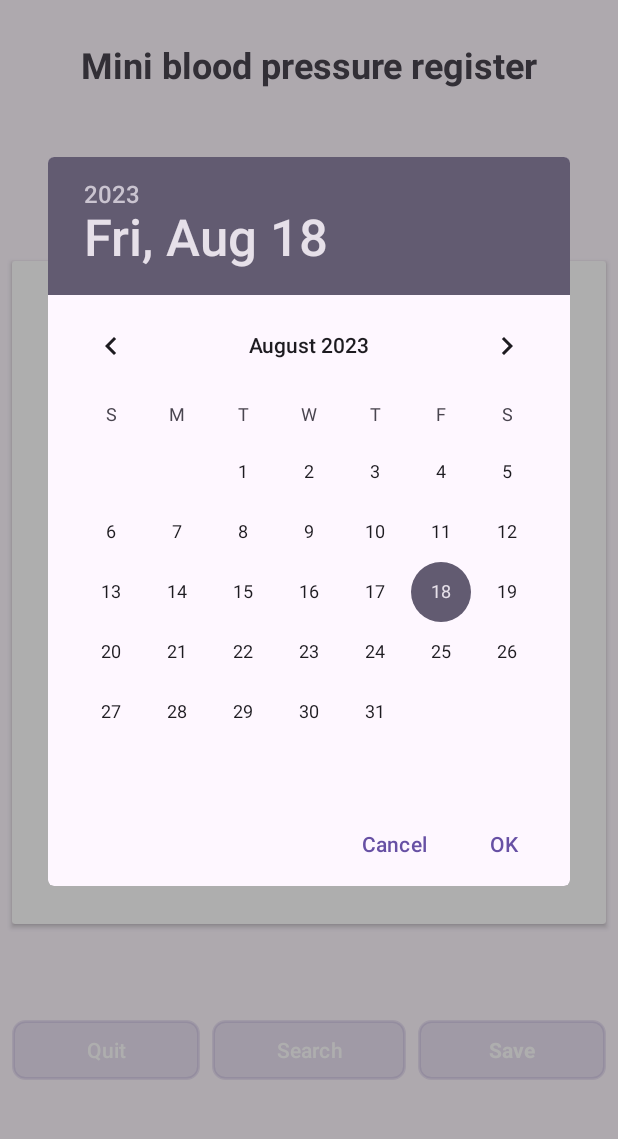
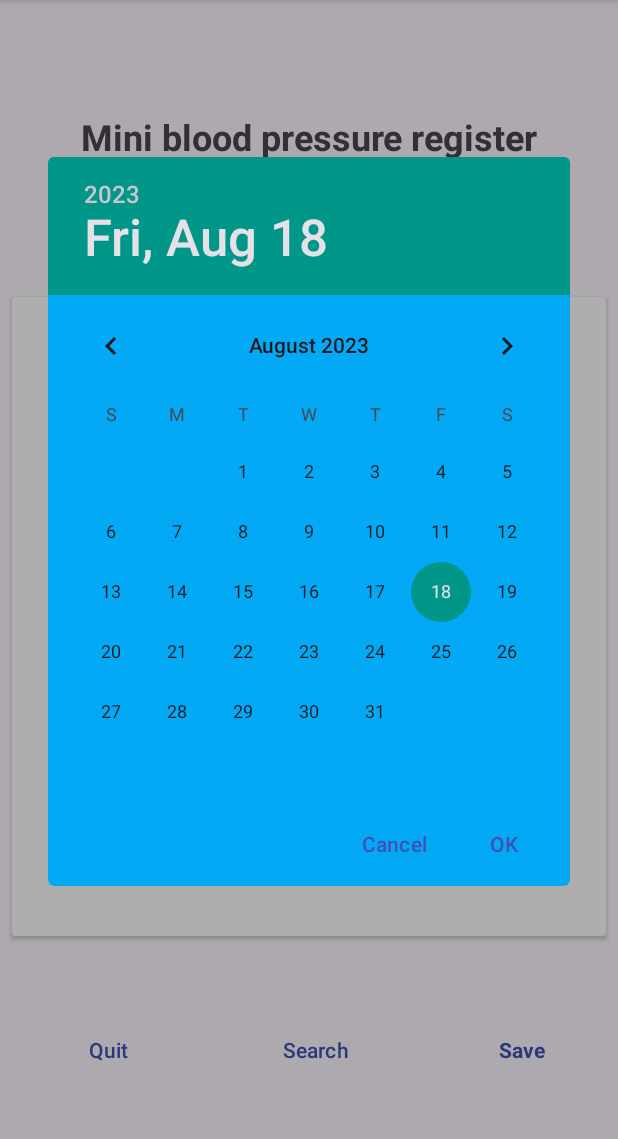
Before and after one commit to huba79/BPRegister, an Android app: the screen it shows after launch (MainActivity), after a tap on an icon or button, on a phone screen of 412 x 824 dp, the part 96-1235 px from its top. Run offline under Robolectric (Android 15) with nearby library versions, the phone set to English and light mode, and no system bars.

Commit message:
Material3 Theme basics

```diff
--- a/app/build.gradle.kts
+++ b/app/build.gradle.kts
@@ -6,7 +6,7 @@ plugins {
 
 android {
     namespace = "com.example.bpregister"
-    compileSdk = 33
+    compileSdk = 34
 
     defaultConfig {
         applicationId = "com.example.bpregister"
@@ -43,13 +43,13 @@ android {
 }
 
 dependencies {
-
+    implementation("com.google.android.material:material:1.9.0")
     implementation("androidx.core:core-ktx:1.10.1")
     implementation("androidx.appcompat:appcompat:1.6.1")
     implementation("com.google.android.material:material:1.9.0")
     implementation("androidx.constraintlayout:constraintlayout:2.1.4")
-    implementation("androidx.navigation:navigation-fragment-ktx:2.6.0")
-    implementation("androidx.navigation:navigation-ui-ktx:2.6.0")
+    implementation("androidx.navigation:navigation-fragment-ktx:2.7.0")
+    implementation("androidx.navigation:navigation-ui-ktx:2.7.0")
     testImplementation("junit:junit:4.13.2")
     androidTestImplementation("androidx.test.ext:junit:1.1.5")
     androidTestImplementation("androidx.test.espresso:espresso-core:3.5.1")
--- a/app/src/main/java/com/example/bpregister/ui/MainActivity.kt
+++ b/app/src/main/java/com/example/bpregister/MainActivity.kt
@@ -3,23 +3,22 @@ package com.example.bpregister
 import android.app.DatePickerDialog
 import android.app.TimePickerDialog
 import android.icu.util.Calendar
-import androidx.appcompat.app.AppCompatActivity
 import android.os.Bundle
-import android.text.Editable
 import android.util.Log
 import android.view.LayoutInflater
 import android.widget.Toast
+import androidx.appcompat.app.AppCompatActivity
 import com.example.bpregister.databinding.ActivityMainBinding
 import com.example.bpregister.ui.BPItem
-import java.time.LocalDate
 import java.time.LocalDateTime
 import java.time.LocalTime
 import java.time.format.DateTimeFormatter
 
+
 class MainActivity : AppCompatActivity() {
-    lateinit var binding : ActivityMainBinding
-    lateinit var blodPressureDataset : BPItem
-    val repo = BPRepository
+    private lateinit var binding : ActivityMainBinding
+    private lateinit var blodPressureDataset : BPItem
+    private val repo = BPRepository
     override fun onCreate(savedInstanceState: Bundle?) {
         super.onCreate(savedInstanceState)
 
@@ -29,23 +28,23 @@ class MainActivity : AppCompatActivity() {
         val timePickerButton = binding.timePickerButton
 
         val calendar = Calendar.getInstance()
-        var year = calendar.get(Calendar.YEAR)
-        var month = calendar.get(Calendar.MONTH)
-        var day = calendar.get(Calendar.DAY_OF_MONTH)
+        val year = calendar.get(Calendar.YEAR)
+        val month = calendar.get(Calendar.MONTH)
+        val day = calendar.get(Calendar.DAY_OF_MONTH)
 
         var selectedDate = LocalDateTime.now()
         var selectedTime = LocalTime.now()
 
-        datePickerButton.text = "$year/${month+1}/$day"
+        datePickerButton.text = getString(R.string.date_visual_formatter, year, month + 1, day)
 
         timePickerButton.text = selectedDate.format(DateTimeFormatter.ofPattern("HH : mm"))
 
         datePickerButton.setOnClickListener {
             val pickerDialog = DatePickerDialog(this,
-                { view, pYear, pMonth, pDay ->
+                { _, pYear, pMonth, pDay ->
                     run {
                         Log.i("picker", "The selected date is: $pYear-${pMonth+1}-$pDay")
-                        datePickerButton.text = "$pYear-${pMonth+1}-$pDay"
+                        datePickerButton.text = getString(R.string.date_visual_formatter, year, month + 1, day)
 
                         var sMonth =  "${pMonth+ 1}"
                         if((pMonth)<9) {sMonth = "0${pMonth+1}" }
@@ -54,7 +53,7 @@ class MainActivity : AppCompatActivity() {
                         if((pDay)<9) {sDay = "0${pDay}" }
 
                         selectedDate = LocalDateTime.parse("$pYear-$sMonth-${sDay} 00:00",DateTimeFormatter.ofPattern("yyyy-MM-dd HH:mm"))
-                        Log.i("picker", "The date to save is: $pYear-${sMonth}-$sDay")
+                        Log.i("picker", "The date to save is: ${getString(R.string.date_visual_formatter, year, month + 1, day)}")
                     }
                 }, year, month, day
             )
@@ -70,7 +69,7 @@ class MainActivity : AppCompatActivity() {
                 { _,
                   pHour,
                   pMinute -> {
-                    timePickerButton.text = getString(R.string.selected_time, pHour, pMinute)
+                    timePickerButton.text = getString(R.string.time_visual_formatter, pHour, pMinute)
                     selectedTime=LocalTime.of(pHour,pMinute)
                   }
                 },
--- a/app/src/main/res/drawable/button_borders.xml
+++ b/app/src/main/res/drawable/button_borders.xml
@@ -4,11 +4,11 @@
         android:bottomRightRadius="8dp"
         android:topLeftRadius="8dp"
         android:topRightRadius="8dp" />
-    <solid android:color="@color/button" />
+<!--    <solid android:color="@android:color/transparent" />-->
 
     <stroke
         android:width="2dp"
-        android:color="@color/button" />
+        android:color="@color/bp_background" />
 
 <!--    <padding-->
 <!--        android:bottom="1dp"-->
--- a/app/src/main/res/drawable/text_borders.xml
+++ b/app/src/main/res/drawable/text_borders.xml
@@ -1,6 +1,6 @@
 <shape xmlns:android="http://schemas.android.com/apk/res/android">
     <corners
         android:radius="@dimen/item_corner_radius" />
-    <solid android:color="@color/accent" />
+<!--    <solid android:color="@color/bp" />-->
 
 </shape>
--- a/app/src/main/res/layout/activity_main.xml
+++ b/app/src/main/res/layout/activity_main.xml
@@ -1,6 +1,5 @@
 <?xml version="1.0" encoding="utf-8"?>
 <LinearLayout xmlns:android="http://schemas.android.com/apk/res/android"
-    xmlns:app="http://schemas.android.com/apk/res-auto"
     xmlns:tools="http://schemas.android.com/tools"
     android:id="@+id/mainLayout"
     android:layout_width="match_parent"
@@ -14,7 +13,7 @@
         android:layout_width="match_parent"
         android:layout_height="wrap_content"
         android:layout_marginHorizontal="@dimen/card_margin_horiz"
-        android:layout_marginVertical="24dp"
+        android:layout_marginVertical="@dimen/card_margin_vert"
         android:layout_weight="1"
         android:gravity="center|center_vertical"
         android:text="@string/greeting_message"
@@ -25,7 +24,7 @@
         android:layout_width="match_parent"
         android:layout_height="wrap_content"
         android:layout_marginHorizontal="@dimen/card_margin_horiz"
-        android:layout_marginVertical="24dp"
+        android:layout_marginVertical="@dimen/card_margin_vert"
         android:layout_weight="1"
         android:paddingHorizontal="@dimen/card_padding_horiz"
         android:paddingVertical="@dimen/card_padding_vert">
@@ -74,7 +73,7 @@
                     android:layout_marginHorizontal="@dimen/text_item_margin_horiz"
                     android:layout_marginVertical="@dimen/text_item_margin_vert"
                     android:layout_weight="1"
-                    android:gravity="right|center_vertical"
+                    android:gravity="end|center_vertical"
                     android:paddingHorizontal="@dimen/text_item_padding_horiz"
                     android:text="@string/label_diastholic"
                     android:textSize="20sp"
@@ -118,7 +117,7 @@
                     android:gravity="center"
                     android:includeFontPadding="true"
                     android:lines="1"
-                    android:text="/"
+                    android:text="@string/visual_separator"
                     android:textSize="24sp"
                     android:textStyle="bold"
                     android:typeface="sans" />
@@ -141,6 +140,7 @@
 
             <LinearLayout
                 android:id="@+id/datePickerLayout"
+                style="?android:attr/buttonBarButtonStyle"
                 android:layout_width="match_parent"
                 android:layout_height="wrap_content"
                 android:layout_gravity="center"
@@ -151,6 +151,7 @@
 
                 <Button
                     android:id="@+id/datePickerButton"
+                    style="?android:attr/buttonBarNeutralButtonStyle"
                     android:layout_width="@dimen/text_item_width"
                     android:layout_height="@dimen/text_item_height"
                     android:layout_marginHorizontal="@dimen/text_item_margin_horiz"
@@ -161,6 +162,7 @@
 
                 <Button
                     android:id="@+id/timePickerButton"
+                    style="?android:attr/buttonBarPositiveButtonStyle"
                     android:layout_width="@dimen/text_item_width"
                     android:layout_height="@dimen/text_item_height"
                     android:layout_marginHorizontal="@dimen/text_item_margin_horiz"
@@ -178,6 +180,7 @@
 
     <LinearLayout
         android:id="@+id/buttonsLayout"
+        style="?android:attr/buttonBarStyle"
         android:layout_width="match_parent"
         android:layout_height="wrap_content"
         android:layout_marginVertical="24dp"
@@ -186,6 +189,7 @@
 
         <Button
             android:id="@+id/exitButton"
+            style="?android:attr/buttonBarNegativeButtonStyle"
             android:layout_width="wrap_content"
             android:layout_height="@dimen/button_height"
             android:layout_gravity="center|center_horizontal"
@@ -197,6 +201,7 @@
 
         <Button
             android:id="@+id/searchButton"
+            style="?android:attr/buttonBarPositiveButtonStyle"
             android:layout_width="wrap_content"
             android:layout_height="@dimen/button_height"
             android:layout_gravity="center"
@@ -206,6 +211,7 @@
 
         <Button
             android:id="@+id/saveButton"
+            style="?android:attr/buttonBarPositiveButtonStyle"
             android:layout_width="wrap_content"
             android:layout_height="@dimen/button_height"
             android:layout_marginHorizontal="@dimen/card_margin_horiz"
--- a/app/src/main/res/values/colors.xml
+++ b/app/src/main/res/values/colors.xml
@@ -2,6 +2,18 @@
 <resources>
     <color name="black">#FF000000</color>
     <color name="white">#FFFFFFFF</color>
-    <color name="accent">#FFDDEEDD</color>
-    <color name="button">#2266CC22</color>
+
+    <color name="bp_primary">#3F51B5</color>
+    <color name="bp_primary_variant">#03A9F4</color>
+    <color name="bp_text_on_primary">#FFEEEEEE</color>
+    <color name="bp_seconday">#009688</color>
+    <color name="bp_secondary_variant">#8BC34A</color>
+    <color name="bp_color_on_secondary">#FFEEEEEE</color>
+    <color name="bp_surface">#03A9F4</color>
+    <color name="bp_text_on_surface">#FFEEEEEE</color>
+<!--    <color name="bp_text_on_surface">#66222222</color>-->
+    <color name="bp_background">#66DDDDDD</color>
+    <color name="bp_text_on_background">#FFEEEEEE</color>
+    <color name="bp_error">#99DD4444</color>
+    <color name="bp_textOnError">#FFEEEEEE</color>
 </resources>
--- a/app/src/main/res/values/strings.xml
+++ b/app/src/main/res/values/strings.xml
@@ -143,5 +143,7 @@
     <string name="time_picker_button">Pick a time!</string>
     <string name="blood_pressure_values_saved_successfully">Blood pressure values saved successfully!</string>
     <string name="error_saving_data">Error saving data</string>
-    <string name="selected_time" translatable="false">%1$d : %2$d</string>
+    <string name="time_visual_formatter" translatable="false">%1$d : %2$d</string>
+    <string name="visual_separator">/</string>
+    <string name="date_visual_formatter" translatable="false">%1$d/%2$d/%3$d</string>
 </resources>
--- a/app/src/main/res/values/themes.xml
+++ b/app/src/main/res/values/themes.xml
@@ -1,8 +1,19 @@
-<resources xmlns:tools="http://schemas.android.com/tools">
+<resources>
     <!-- Base application theme. -->
-    <style name="Base.Theme.BPRegister" parent="Theme.Material3.DayNight.NoActionBar">
+    <style name="Base.Theme.BPRegister" parent="Theme.Material3.DayNight">
         <!-- Customize your light theme here. -->
-        <!-- <item name="colorPrimary">@color/my_light_primary</item> -->
+        <item name="colorPrimary">@color/bp_primary</item>
+        <item name="colorPrimaryVariant">@color/bp_primary_variant</item>
+        <item name="colorOnPrimary">@color/bp_text_on_primary</item>
+        <item name="colorSecondary">@color/bp_seconday</item>
+        <item name="colorSecondaryVariant">@color/bp_secondary_variant</item>
+        <item name="colorOnSecondary">@color/bp_color_on_secondary</item>
+        <item name="colorSurface">@color/bp_surface</item>
+        <item name="colorOnSurface">@color/bp_text_on_surface</item>
+        <item name="colorBackgroundFloating">@color/bp_background</item>
+        <item name="colorOnBackground">@color/bp_text_on_background</item>
+        <item name="colorError">@color/bp_error</item>
+        <item name="colorOnError">@color/bp_textOnError</item>
     </style>
 
     <style name="Theme.BPRegister" parent="Base.Theme.BPRegister" />
```
Also changed, not shown: 1 other file.
